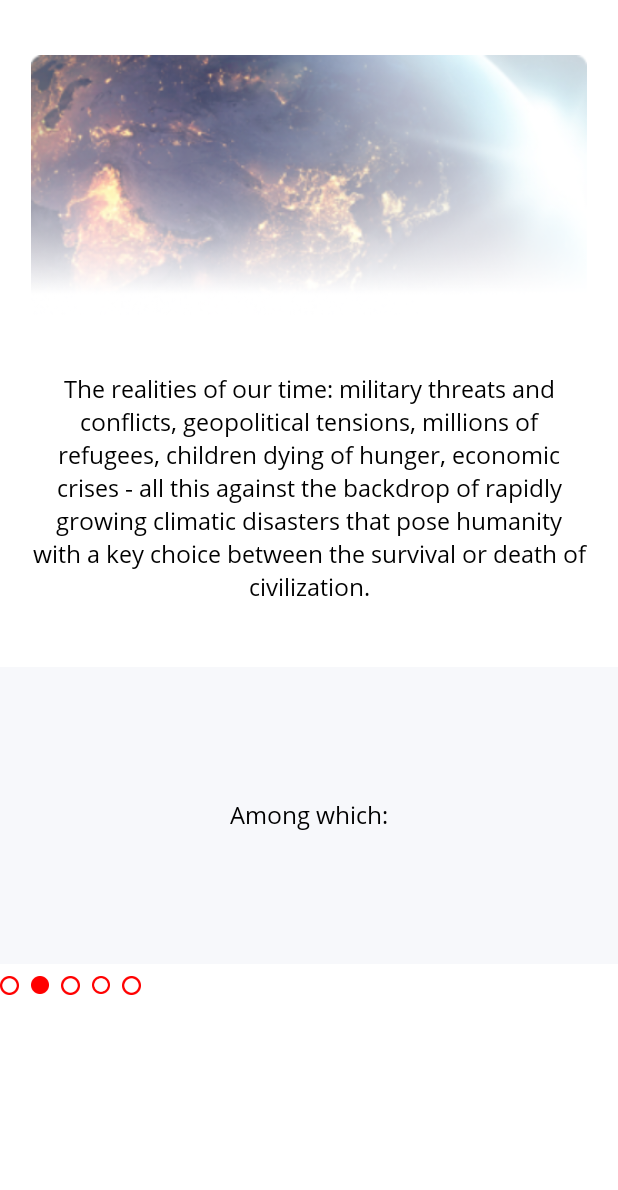
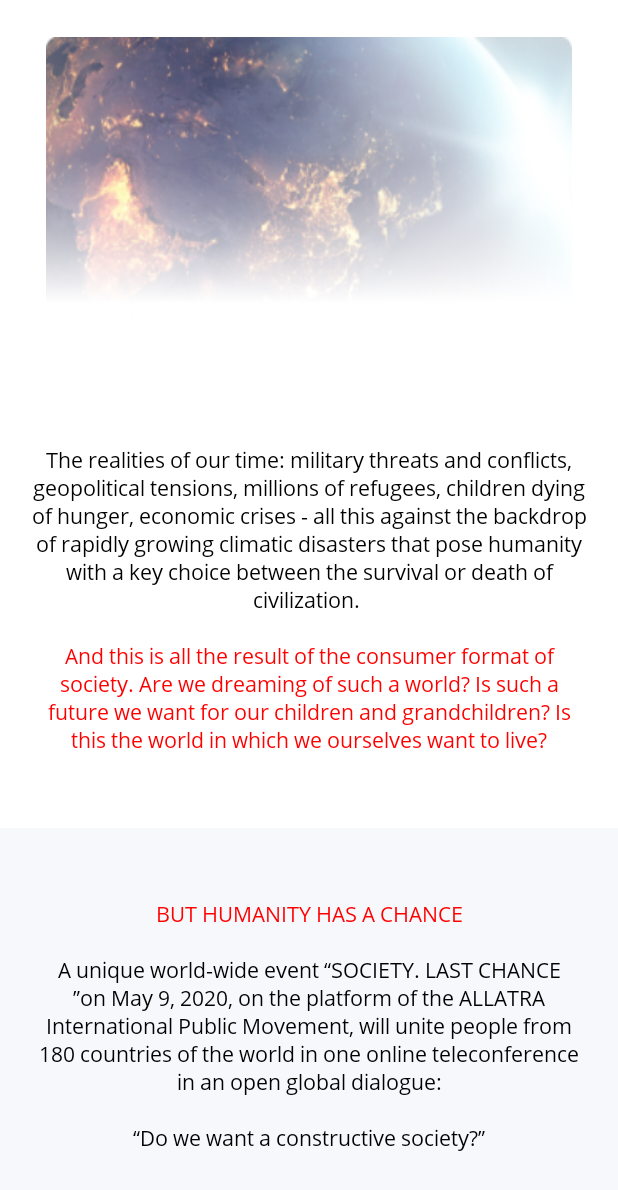
Before and after one commit to washeeeq/allatra-unites, an Android app: the fragment SlideTwoFragment shown on its own in the app's theme, on a phone screen of 412 x 824 dp. Shown: the top 1190 px of the screen. Run offline under Robolectric (Android 15) with nearby library versions, the light colour scheme and no system bars; 1 statement that could not run was skipped.

Commit message:
Finishing slide2.

```diff
--- a/app/src/main/java/ua/allatra/allatraunites/ui/activity/ui/main/SlideTwoFragment.kt
+++ b/app/src/main/java/ua/allatra/allatraunites/ui/activity/ui/main/SlideTwoFragment.kt
@@ -5,14 +5,15 @@ import android.os.Bundle
 import android.text.SpannableString
 import android.text.Spanned
 import android.text.style.ForegroundColorSpan
+import android.util.Log
 import android.view.LayoutInflater
 import android.view.View
 import android.view.ViewGroup
+import android.widget.ImageView
 import androidx.fragment.app.Fragment
 import androidx.lifecycle.ViewModelProviders
-import kotlinx.android.synthetic.main.activity_register.*
-import kotlinx.android.synthetic.main.fragment_slide_two.*
 import ua.allatra.allatraunites.R
+import ua.allatra.allatraunites.ui.fonts.OpenSansRegularTextView
 
 /**
  * A placeholder fragment containing a simple view.
@@ -47,28 +48,53 @@ class SlideTwoFragment : Fragment() {
         pageViewModel = ViewModelProviders.of(this).get(PageViewModel::class.java).apply {
             setIndex(arguments?.getInt(ARG_SECTION_NUMBER) ?: 1)
         }
-
-        setTxtRealitiesColors()
     }
 
     override fun onCreateView(
         inflater: LayoutInflater, container: ViewGroup?,
         savedInstanceState: Bundle?
     ): View? {
-        return inflater.inflate(R.layout.fragment_slide_two, container, false)
+        val root = inflater.inflate(R.layout.fragment_slide_two, container, false)
+        val textViewRealities1 = root.findViewById<OpenSansRegularTextView>(R.id.txtRealities1)
+        val textViewPeopleHaveChance = root.findViewById<OpenSansRegularTextView>(R.id.txtPeopleHaveChance)
+        setTxtRealitiesColors(textViewRealities1)
+        setTxtPeopleHaveChance(textViewPeopleHaveChance)
+
+        return root
     }
 
-    private fun setTxtRealitiesColors(){
+    private fun setTxtRealitiesColors(textView: OpenSansRegularTextView?){
         val text1 = resources.getText(R.string.text_realities_of_our_times_1)
         val text2 = resources.getText(R.string.text_realities_of_our_times_2)
 
-        val firstPart = "$text1 $text2"
+        val wholeText = "$text1 \n\n$text2"
 
-        val spannableString = SpannableString(firstPart)
+        val spannableString = SpannableString(wholeText)
         val redColor = ForegroundColorSpan(Color.RED)
 
-        spannableString.setSpan(redColor, text1.count(),firstPart.count(), Spanned.SPAN_EXCLUSIVE_EXCLUSIVE)
+        spannableString.setSpan(redColor, text1.count(),wholeText.count(), Spanned.SPAN_EXCLUSIVE_EXCLUSIVE)
+        setSpannableString(textView, spannableString)
+    }
 
-        txtRealities1?.text = spannableString
+    private fun setTxtPeopleHaveChance(textView: OpenSansRegularTextView?){
+        val textPart1 = resources.getText(R.string.text_people_have_chance_1)
+        val textPart2 = resources.getText(R.string.text_people_have_chance_2)
+        val textPart3 = resources.getText(R.string.text_people_have_chance_3)
+
+        val wholeText = "$textPart1\n\n$textPart2\n\n$textPart3"
+
+        val spannableString = SpannableString(wholeText)
+        val redColor = ForegroundColorSpan(Color.RED)
+
+        spannableString.setSpan(redColor, 0, textPart1.count(), Spanned.SPAN_EXCLUSIVE_EXCLUSIVE)
+        setSpannableString(textView, spannableString)
+    }
+
+    private fun setSpannableString(textView: OpenSansRegularTextView?, spannableString: SpannableString){
+        textView?.let {
+            it.text = spannableString
+        }?: kotlin.run {
+            Log.e("setTxtRealitiesColors", "View[txtRealities1] cannot be set cause object is null.")
+        }
     }
 }
--- a/app/src/main/res/layout/fragment_slide_two.xml
+++ b/app/src/main/res/layout/fragment_slide_two.xml
@@ -3,7 +3,7 @@
     xmlns:android="http://schemas.android.com/apk/res/android"
     xmlns:app="http://schemas.android.com/apk/res-auto"
     xmlns:tools="http://schemas.android.com/tools"
-    android:id="@+id/rootLayout"
+    android:id="@+id/rootLayoutSlideTwo"
     android:layout_width="match_parent"
     android:layout_height="match_parent"
     android:background="@color/colorWhite">
@@ -18,12 +18,12 @@
     <ImageView
         android:id="@+id/imgPlanetEarth"
         android:layout_width="0dp"
-        app:layout_constraintWidth_percent="0.9"
+        app:layout_constraintWidth_percent="0.85"
         android:layout_height="0dp"
         app:layout_constraintHeight_percent="0.29"
         android:src="@drawable/bitmap_planet_mask"
         android:adjustViewBounds="true"
-        android:scaleType="fitCenter"
+        android:scaleType="fitXY"
         app:layout_constraintStart_toStartOf="parent"
         app:layout_constraintEnd_toEndOf="parent"
         app:layout_constraintTop_toBottomOf="@id/horGuideLine1" />
@@ -33,21 +33,21 @@
         android:layout_width="wrap_content"
         android:layout_height="wrap_content"
         android:orientation="horizontal"
-        app:layout_constraintGuide_percent="0.26" />
+        app:layout_constraintGuide_percent="0.32" />
 
     <ua.allatra.allatraunites.ui.fonts.OpenSansRegularTextView
         android:id="@+id/txtRealities1"
         android:layout_width="0dp"
         android:layout_height="0dp"
-        app:layout_constraintHeight_percent="0.27"
+        app:layout_constraintHeight_percent="0.33"
         app:layout_constraintWidth_percent="0.9"
         android:textColor="@color/colorBlack"
-        app:autoSizeTextType="uniform"
-        app:autoSizeMinTextSize="9sp"
-        app:autoSizeMaxTextSize="16sp"
-        app:autoSizeStepGranularity="1sp"
         android:adjustViewBounds="true"
         android:textAlignment="center"
+        app:autoSizeTextType="uniform"
+        app:autoSizeMinTextSize="7sp"
+        app:autoSizeMaxTextSize="14sp"
+        app:autoSizeStepGranularity="1sp"
         android:gravity="center"
         android:text="@string/text_realities_of_our_times_1"
         app:layout_constraintStart_toStartOf="parent"
@@ -59,40 +59,44 @@
         android:layout_width="wrap_content"
         android:layout_height="wrap_content"
         android:orientation="horizontal"
-        app:layout_constraintGuide_percent="0.54" />
-
-    <ua.allatra.allatraunites.ui.fonts.OpenSansRegularTextView
-        android:id="@+id/txtPeopleHaveChance"
-        android:layout_width="match_parent"
-        android:layout_height="0dp"
-        app:layout_constraintWidth_percent="0.7"
-        app:layout_constraintHeight_percent="0.24"
-        android:background="@color/colorBackgroundChance"
-        android:textColor="@color/colorBlack"
-        app:autoSizeTextType="uniform"
-        app:autoSizeMinTextSize="12sp"
-        app:autoSizeMaxTextSize="16sp"
-        app:autoSizeStepGranularity="1sp"
-        android:adjustViewBounds="true"
-        android:textAlignment="center"
-        android:gravity="center"
-        android:text="@string/text_among_them"
-        app:layout_constraintStart_toStartOf="parent"
-        app:layout_constraintEnd_toEndOf="parent"
-        app:layout_constraintTop_toBottomOf="@id/horGuideLine3"/>
+        app:layout_constraintGuide_percent="0.67" />
 
     <androidx.constraintlayout.widget.Guideline
         android:id="@+id/horGuideLine4"
         android:layout_width="wrap_content"
         android:layout_height="wrap_content"
         android:orientation="horizontal"
-        app:layout_constraintGuide_percent="0.79" />
+        app:layout_constraintGuide_percent="0.69" />
 
-    <include
-        android:id="@+id/navToolbar"
-        android:layout_height="wrap_content"
+    <ImageView
+        android:id="@+id/imgPeopleHaveChance"
         android:layout_width="match_parent"
-        layout="@layout/ninth_may_circle_mover"
+        android:layout_height="0dp"
+        app:layout_constraintHeight_percent="0.33"
+        android:background="@color/colorBackgroundChance"
+        android:adjustViewBounds="true"
+        android:scaleType="fitCenter"
+        app:layout_constraintStart_toStartOf="parent"
+        app:layout_constraintEnd_toEndOf="parent"
+        app:layout_constraintTop_toBottomOf="@id/horGuideLine3" />
+
+    <ua.allatra.allatraunites.ui.fonts.OpenSansRegularTextView
+        android:id="@+id/txtPeopleHaveChance"
+        android:layout_width="0dp"
+        android:layout_height="0dp"
+        app:layout_constraintWidth_percent="0.9"
+        app:layout_constraintHeight_percent="0.28"
+        android:textColor="@color/colorBlack"
+        app:autoSizeTextType="uniform"
+        app:autoSizeMinTextSize="7sp"
+        app:autoSizeMaxTextSize="14sp"
+        app:autoSizeStepGranularity="1sp"
+        android:adjustViewBounds="true"
+        android:textAlignment="center"
+        android:gravity="center"
+        android:text="@string/text_people_have_chance_1"
+        app:layout_constraintStart_toStartOf="parent"
+        app:layout_constraintEnd_toEndOf="parent"
         app:layout_constraintTop_toBottomOf="@id/horGuideLine4"/>
 
 </androidx.constraintlayout.widget.ConstraintLayout>
--- a/app/src/main/res/layout/ninth_may_circle_mover.xml
+++ b/app/src/main/res/layout/ninth_may_circle_mover.xml
@@ -1,7 +1,6 @@
 <?xml version="1.0" encoding="utf-8"?>
 <androidx.constraintlayout.widget.ConstraintLayout xmlns:android="http://schemas.android.com/apk/res/android"
     xmlns:app="http://schemas.android.com/apk/res-auto"
-    xmlns:tools="http://schemas.android.com/tools"
     android:id="@+id/groupCircles"
     android:layout_width="match_parent"
     android:layout_height="wrap_content"
@@ -16,10 +15,13 @@
         android:layout_height="wrap_content"
         android:adjustViewBounds="true"
         android:scaleType="fitCenter"
-        android:src="@drawable/bitmap_circle_nav_empty"
+        android:src="@drawable/bitmap_circle_nav_full"
+        app:layout_constraintEnd_toStartOf="@+id/imgCircleSlideTwo"
+        app:layout_constraintHorizontal_bias="0.5"
+        app:layout_constraintHorizontal_chainStyle="packed"
         app:layout_constraintStart_toStartOf="parent"
         app:layout_constraintTop_toTopOf="@id/groupCircles"
-        app:layout_constraintWidth_percent="0.03" />
+        app:layout_constraintWidth_percent="0.023" />
 
     <ImageView
         android:id="@+id/imgCircleSlideTwo"
@@ -29,10 +31,12 @@
         android:layout_marginLeft="8dp"
         android:adjustViewBounds="true"
         android:scaleType="fitCenter"
-        android:src="@drawable/bitmap_circle_nav_full"
+        android:src="@drawable/bitmap_circle_nav_empty"
+        app:layout_constraintEnd_toStartOf="@+id/imgCircleSlideThree"
+        app:layout_constraintHorizontal_bias="0.5"
         app:layout_constraintStart_toEndOf="@+id/imgCircleSlideOne"
         app:layout_constraintTop_toTopOf="@+id/imgCircleSlideOne"
-        app:layout_constraintWidth_percent="0.03" />
+        app:layout_constraintWidth_percent="0.023" />
 
     <ImageView
         android:id="@+id/imgCircleSlideThree"
@@ -43,9 +47,11 @@
         android:adjustViewBounds="true"
         android:scaleType="fitCenter"
         android:src="@drawable/bitmap_circle_nav_empty"
+        app:layout_constraintEnd_toStartOf="@+id/imgCircleSlideFour"
+        app:layout_constraintHorizontal_bias="0.5"
         app:layout_constraintStart_toEndOf="@+id/imgCircleSlideTwo"
         app:layout_constraintTop_toTopOf="@+id/imgCircleSlideTwo"
-        app:layout_constraintWidth_percent="0.03" />
+        app:layout_constraintWidth_percent="0.023" />
 
     <ImageView
         android:id="@+id/imgCircleSlideFour"
@@ -56,9 +62,11 @@
         android:adjustViewBounds="true"
         android:scaleType="fitCenter"
         android:src="@drawable/bitmap_circle_nav_empty"
+        app:layout_constraintEnd_toStartOf="@+id/imgCircleSlideFive"
+        app:layout_constraintHorizontal_bias="0.5"
         app:layout_constraintStart_toEndOf="@+id/imgCircleSlideThree"
         app:layout_constraintTop_toTopOf="@+id/imgCircleSlideThree"
-        app:layout_constraintWidth_percent="0.03" />
+        app:layout_constraintWidth_percent="0.023" />
 
     <ImageView
         android:id="@+id/imgCircleSlideFive"
@@ -69,8 +77,10 @@
         android:adjustViewBounds="true"
         android:scaleType="fitCenter"
         android:src="@drawable/bitmap_circle_nav_empty"
+        app:layout_constraintEnd_toEndOf="parent"
+        app:layout_constraintHorizontal_bias="0.5"
         app:layout_constraintStart_toEndOf="@+id/imgCircleSlideFour"
         app:layout_constraintTop_toTopOf="@+id/imgCircleSlideFour"
-        app:layout_constraintWidth_percent="0.03" />
+        app:layout_constraintWidth_percent="0.023" />
 
 </androidx.constraintlayout.widget.ConstraintLayout>
--- a/app/src/main/res/values/strings.xml
+++ b/app/src/main/res/values/strings.xml
@@ -25,7 +25,9 @@
     <string name="txt_en_lang">EN</string>
     <string name="text_realities_of_our_times_1">The realities of our time: military threats and conflicts, geopolitical tensions, millions of refugees, children dying of hunger, economic crises - all this against the backdrop of rapidly growing climatic disasters that pose humanity with a key choice between the survival or death of civilization.</string>
     <string name="text_realities_of_our_times_2">And this is all the result of the consumer format of society. Are we dreaming of such a world? Is such a future we want for our children and grandchildren? Is this the world in which we ourselves want to live?</string>
-
+    <string name="text_people_have_chance_1">BUT HUMANITY HAS A CHANCE</string>
+    <string name="text_people_have_chance_2">A unique world-wide event “SOCIETY. LAST CHANCE ”on May 9, 2020, on the platform of the ALLATRA International Public Movement, will unite people from 180 countries of the world in one online teleconference in an open global dialogue:</string>
+    <string name="text_people_have_chance_3">“Do we want a constructive society?”</string>
     <string-array name="languages">
         <item>EN</item>
         <item>RU</item>
```
Also changed, not shown: app/src/main/res/layout/activity_ninth_may.xml (+28 -3 lines), 1 other file.
